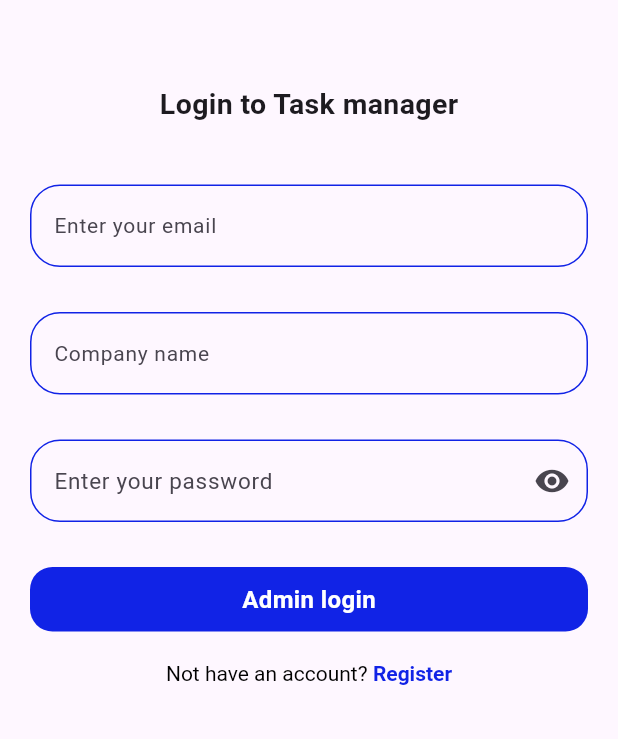
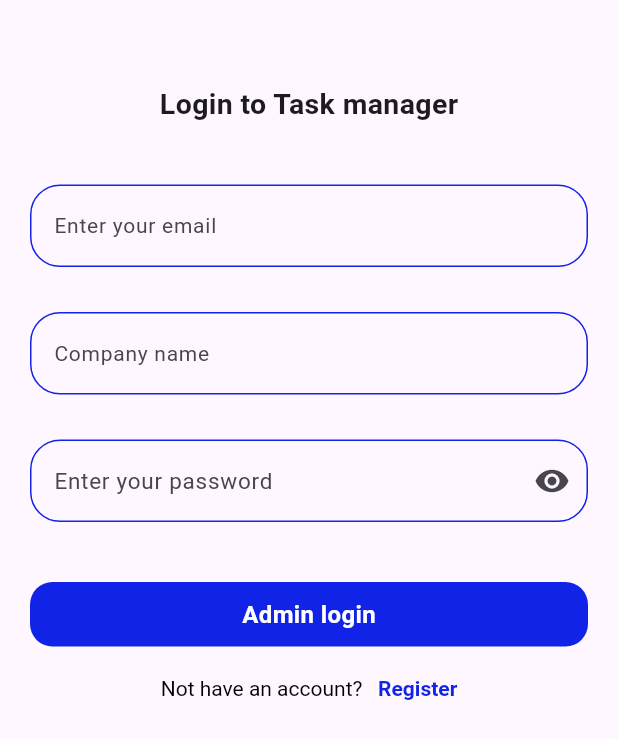
Before and after one commit to Aditya7738/task_management_app, a Flutter app: the screen it shows after launch, on a phone screen of 412 x 824 dp. Shown: the top 739 px of the screen. Run offline on Flutter 3.47's test engine with Material 3 defaults, Android fonts, the phone set to English and light mode, and no system bars; our stand-ins replace buttons_tabbar, cloud_firestore, dropdown_button2, firebase_auth, firebase_core, fl_chart and 3 more; accounts and stored records are empty.

```diff
--- /dev/null
+++ b/lib/constants/database_references.dart
@@ -0,0 +1,4 @@
+class DatabaseReferences {
+  static String ADMIN_COLLECTION_REFERENCE = "admins";
+  static String EMPLOYEES_COLLECTION_REFERENCE = "employees";
+}
--- a/lib/controller/user_activities_controller.dart
+++ b/lib/controller/user_activities_controller.dart
@@ -1,8 +1,9 @@
 import 'package:cloud_firestore/cloud_firestore.dart';
 import 'package:firebase_auth/firebase_auth.dart';
 import 'package:get/get.dart';
+import 'package:task_management_app/constants/database_references.dart';
 
-String _ADMIN_COLLECTION_REFERENCE = "users";
+//String _ADMIN_COLLECTION_REFERENCE = "admins";
 FirebaseAuth auth = FirebaseAuth.instance;
 String _UNIQUE_ADMIN_DOC_REF = auth.currentUser!.uid;
 
@@ -13,7 +14,7 @@ class UserActivitiesController extends GetxController {
 
   void getCompanyName() {
     _fireStore
-        .collection(_ADMIN_COLLECTION_REFERENCE)
+        .collection(DatabaseReferences.ADMIN_COLLECTION_REFERENCE)
         .doc(_UNIQUE_ADMIN_DOC_REF)
         .get()
         .then(
--- a/lib/controller/validation_helper.dart
+++ b/lib/controller/validation_helper.dart
@@ -28,8 +28,8 @@ class ValidationHelper {
           r'^(?=.*[0-9])(?=.*[a-z])(?=.*[A-Z])(?=.*[@#$%^&-+=()])(?=\\S+$).{8, 20}$');
       print("${regExp.hasMatch(pass!)}");
       print(pass);
-      if (!regExp.hasMatch(pass)) {
-        return "Password don't contain uppercase, lowercase, number, symbol and length is below 8";
+      if (regExp.hasMatch(pass)) {
+        return "Your password might not containing uppercase, lowercase, number, symbol or length is below 8";
       }
       return null;
     }
--- a/lib/main.dart
+++ b/lib/main.dart
@@ -5,6 +5,7 @@ import 'package:task_management_app/views/admin_dash_board.dart';
 import 'package:task_management_app/views/create_task.dart';
 import 'package:task_management_app/views/dashboard_screen.dart';
 import 'package:task_management_app/views/login_page.dart';
+import 'package:task_management_app/views/navigate_user.dart';
 import 'package:task_management_app/views/signup_page.dart';
 import 'package:task_management_app/widgets/repeat_task_form.dart';
 import 'package:firebase_core/firebase_core.dart';
@@ -26,39 +27,122 @@ void main() async {
 class MainApp extends StatelessWidget {
   MainApp({super.key});
 
-  FirebaseAuth auth = FirebaseAuth.instance;
-
   @override
   Widget build(BuildContext context) {
-    User? user = auth.currentUser;
-    if (user != null) {
-      print("User is logged in");
-      //   Get.to(() => AdminDashboardScreen());
+    // User? user = auth.currentUser;
+    // if (user != null) {
+    //   print("User is logged in");
+    //   //   Get.to(() => AdminDashboardScreen());
+    //   return GetMaterialApp(
+    //       theme:
+    //           // ThemeData(
+    //           //   inputDecorationTheme: InputDecorationTheme(
+    //           //     border: OutlineInputBorder(
+    //           //       borderSide: BorderSide(color: Colors.red, width: 2.0),
+    //           //       //  borderRadius: BorderRadius.circular(10),
+    //           //     ),
+    //           //   ),
+    //           //   primaryColor: Color.fromARGB(255, 17, 35, 230),
+    //           //   focusColor: Color.fromARGB(255, 17, 35, 230),
+    //           // ),
+    //           ThemeData(
+    //         primaryColor: Color.fromARGB(255, 17, 35, 230),
+    //         inputDecorationTheme: InputDecorationTheme(
+    //           // labelStyle: TextStyle(
+    //           //   color: Colors.red,
+    //           // ),
+    //           // floatingLabelStyle: TextStyle(
+    //           //   color: Color.fromARGB(255, 17, 35, 230),
+    //           // ),
+    //           errorStyle: TextStyle(color: Colors.red),
+    //           // hintStyle: TextStyle(
+    //           //   color: Colors.red,
+    //           // ),
+    //           border: const OutlineInputBorder(
+    //               borderRadius: BorderRadius.all(Radius.circular(20.0)),
+    //               borderSide: BorderSide(
+    //                 color: Color.fromARGB(255, 17, 35, 230),
+    //               )),
+    //           focusedBorder: const OutlineInputBorder(
+    //               borderRadius: BorderRadius.all(Radius.circular(20.0)),
+    //               borderSide: BorderSide(
+    //                 color: Color.fromARGB(255, 17, 35, 230),
+    //               )),
+    //           enabledBorder: const OutlineInputBorder(
+    //               borderRadius: BorderRadius.all(Radius.circular(20.0)),
+    //               borderSide: BorderSide(
+    //                 color: Color.fromARGB(255, 17, 35, 230),
+    //               )),
+    //           errorBorder: const OutlineInputBorder(
+    //               borderRadius: BorderRadius.all(Radius.circular(20.0)),
+    //               borderSide: BorderSide(color: Colors.red)),
+    //           focusedErrorBorder: const OutlineInputBorder(
+    //               borderRadius: BorderRadius.all(Radius.circular(20.0)),
+    //               borderSide: BorderSide(color: Colors.red)),
+    //         ),
+    //       ),
+    //       debugShowCheckedModeBanner: false,
+    //       home: AdminDashboardScreen());
+
+    // } else {
+    //   print("User is not logged in");
+    //   return GetMaterialApp(
+    //       theme:
+    //           // ThemeData(
+    //           //   inputDecorationTheme: InputDecorationTheme(
+    //           //     border: OutlineInputBorder(
+    //           //       borderSide: BorderSide(color: Colors.red, width: 2.0),
+    //           //       //  borderRadius: BorderRadius.circular(10),
+    //           //     ),
+    //           //   ),
+    //           //   primaryColor: Color.fromARGB(255, 17, 35, 230),
+    //           //   focusColor: Color.fromARGB(255, 17, 35, 230),
+    //           // ),
+    //           ThemeData(
+    //         primaryColor: Color.fromARGB(255, 17, 35, 230),
+    //         inputDecorationTheme: InputDecorationTheme(
+    //           // labelStyle: TextStyle(
+    //           //   color: Colors.red,
+    //           // ),
+    //           // floatingLabelStyle: TextStyle(
+    //           //   color: Color.fromARGB(255, 17, 35, 230),
+    //           // ),
+    //           errorStyle: TextStyle(color: Colors.red),
+    //           // hintStyle: TextStyle(
+    //           //   color: Colors.red,
+    //           // ),
+    //           border: const OutlineInputBorder(
+    //               borderRadius: BorderRadius.all(Radius.circular(20.0)),
+    //               borderSide: BorderSide(
+    //                 color: Color.fromARGB(255, 17, 35, 230),
+    //               )),
+    //           focusedBorder: const OutlineInputBorder(
+    //               borderRadius: BorderRadius.all(Radius.circular(20.0)),
+    //               borderSide: BorderSide(
+    //                 color: Color.fromARGB(255, 17, 35, 230),
+    //               )),
+    //           enabledBorder: const OutlineInputBorder(
+    //               borderRadius: BorderRadius.all(Radius.circular(20.0)),
+    //               borderSide: BorderSide(
+    //                 color: Color.fromARGB(255, 17, 35, 230),
+    //               )),
+    //           errorBorder: const OutlineInputBorder(
+    //               borderRadius: BorderRadius.all(Radius.circular(20.0)),
+    //               borderSide: BorderSide(color: Colors.red)),
+    //           focusedErrorBorder: const OutlineInputBorder(
+    //               borderRadius: BorderRadius.all(Radius.circular(20.0)),
+    //               borderSide: BorderSide(color: Colors.red)),
+    //         ),
+    //       ),
+    //       debugShowCheckedModeBanner: false,
+    //       home: LoginPage());
+    // }
+
     return GetMaterialApp(
-          theme:
-              // ThemeData(
-              //   inputDecorationTheme: InputDecorationTheme(
-              //     border: OutlineInputBorder(
-              //       borderSide: BorderSide(color: Colors.red, width: 2.0),
-              //       //  borderRadius: BorderRadius.circular(10),
-              //     ),
-              //   ),
-              //   primaryColor: Color.fromARGB(255, 17, 35, 230),
-              //   focusColor: Color.fromARGB(255, 17, 35, 230),
-              // ),
-              ThemeData(
+        theme: ThemeData(
           primaryColor: Color.fromARGB(255, 17, 35, 230),
           inputDecorationTheme: InputDecorationTheme(
-              // labelStyle: TextStyle(
-              //   color: Colors.red,
-              // ),
-              // floatingLabelStyle: TextStyle(
-              //   color: Color.fromARGB(255, 17, 35, 230),
-              // ),
             errorStyle: TextStyle(color: Colors.red),
-              // hintStyle: TextStyle(
-              //   color: Colors.red,
-              // ),
             border: const OutlineInputBorder(
                 borderRadius: BorderRadius.all(Radius.circular(20.0)),
                 borderSide: BorderSide(
@@ -83,59 +167,6 @@ class MainApp extends StatelessWidget {
           ),
         ),
         debugShowCheckedModeBanner: false,
-          home: AdminDashboardScreen());
-    } else {
-      print("User is not logged in");
-      return GetMaterialApp(
-          theme:
-              // ThemeData(
-              //   inputDecorationTheme: InputDecorationTheme(
-              //     border: OutlineInputBorder(
-              //       borderSide: BorderSide(color: Colors.red, width: 2.0),
-              //       //  borderRadius: BorderRadius.circular(10),
-              //     ),
-              //   ),
-              //   primaryColor: Color.fromARGB(255, 17, 35, 230),
-              //   focusColor: Color.fromARGB(255, 17, 35, 230),
-              // ),
-              ThemeData(
-            primaryColor: Color.fromARGB(255, 17, 35, 230),
-            inputDecorationTheme: InputDecorationTheme(
-              // labelStyle: TextStyle(
-              //   color: Colors.red,
-              // ),
-              // floatingLabelStyle: TextStyle(
-              //   color: Color.fromARGB(255, 17, 35, 230),
-              // ),
-              errorStyle: TextStyle(color: Colors.red),
-              // hintStyle: TextStyle(
-              //   color: Colors.red,
-              // ),
-              border: const OutlineInputBorder(
-                  borderRadius: BorderRadius.all(Radius.circular(20.0)),
-                  borderSide: BorderSide(
-                    color: Color.fromARGB(255, 17, 35, 230),
-                  )),
-              focusedBorder: const OutlineInputBorder(
-                  borderRadius: BorderRadius.all(Radius.circular(20.0)),
-                  borderSide: BorderSide(
-                    color: Color.fromARGB(255, 17, 35, 230),
-                  )),
-              enabledBorder: const OutlineInputBorder(
-                  borderRadius: BorderRadius.all(Radius.circular(20.0)),
-                  borderSide: BorderSide(
-                    color: Color.fromARGB(255, 17, 35, 230),
-                  )),
-              errorBorder: const OutlineInputBorder(
-                  borderRadius: BorderRadius.all(Radius.circular(20.0)),
-                  borderSide: BorderSide(color: Colors.red)),
-              focusedErrorBorder: const OutlineInputBorder(
-                  borderRadius: BorderRadius.all(Radius.circular(20.0)),
-                  borderSide: BorderSide(color: Colors.red)),
-            ),
-          ),
-          debugShowCheckedModeBanner: false,
-          home: LoginPage());
+        home: NavigateUser());
   }
 }
-}
--- a/lib/views/create_task.dart
+++ b/lib/views/create_task.dart
@@ -377,7 +377,7 @@ class CreateTask extends StatelessWidget {
                   // ),
 
                   Container(
-                    width: 150.0,
+                    width: 170.0,
                     decoration: BoxDecoration(
                         // border: border,
                         color: const Color.fromARGB(255, 234, 234, 234),
@@ -385,7 +385,7 @@ class CreateTask extends StatelessWidget {
                     padding: const EdgeInsets.symmetric(
                         vertical: 10.0, horizontal: 10.0),
                     child: Row(
-                      mainAxisAlignment: MainAxisAlignment.start,
+                      mainAxisAlignment: MainAxisAlignment.center,
                       children: [
                         Image.asset(
                           "assets/images/icons8_attachment_100.png",
--- a/lib/views/login_page.dart
+++ b/lib/views/login_page.dart
@@ -29,7 +29,7 @@ class _LoginPageState extends State<LoginPage> {
   void initState() {
     // TODO: implement initState
     super.initState();
-    loginController.init();
+    // loginController.init();
   }
 
   // FirebaseAuth auth = FirebaseAuth.instance;
@@ -47,14 +47,16 @@ class _LoginPageState extends State<LoginPage> {
             //   style: TextStyle(fontSize: 17.0),
             // ),
           ),
-          body: SingleChildScrollView(
-            child: Padding(
-                padding: EdgeInsets.only(left: 20.0, bottom: 20.0, right: 20.0),
-                child: Center(
-                    child: Form(
-                  key: _formKey,
+          body: Padding(
+              padding: EdgeInsets.only(left: 20.0, bottom: 30.0, right: 20.0),
+              child: Form(
+                key: _formKey,
+                child: Container(
+                  //    color: Colors.red,
+                  height: Get.height,
                   child: Column(
-                      mainAxisAlignment: MainAxisAlignment.center,
+                      mainAxisAlignment: MainAxisAlignment.start,
+                      crossAxisAlignment: CrossAxisAlignment.center,
                       children: [
                         Text("Login to Task manager",
                             style: TextStyle(
@@ -192,7 +194,7 @@ class _LoginPageState extends State<LoginPage> {
                           ),
                         ),
                         const SizedBox(
-                          height: 30.0,
+                          height: 40.0,
                         ),
 
                         GestureDetector(
@@ -244,7 +246,7 @@ class _LoginPageState extends State<LoginPage> {
                                     color: Colors.black),
                               ),
                               TextSpan(
-                                text: ' Register',
+                                text: '   Register',
                                 style: TextStyle(
                                   fontWeight: FontWeight.bold,
                                   // fontSize: deviceWidth > 600
@@ -270,8 +272,8 @@ class _LoginPageState extends State<LoginPage> {
                                         // deviceWidth > 600 ? 24.sp : 16.sp
                                         )))),
                       ]),
-                ))),
-          )),
+                ),
+              ))),
     );
   }
 }
--- /dev/null
+++ b/lib/views/navigate_user.dart
@@ -0,0 +1,22 @@
+import 'package:firebase_auth/firebase_auth.dart';
+import 'package:flutter/material.dart';
+import 'package:task_management_app/views/admin_dash_board.dart';
+import 'package:task_management_app/views/login_page.dart';
+
+class NavigateUser extends StatelessWidget {
+  NavigateUser({super.key});
+
+  FirebaseAuth auth = FirebaseAuth.instance;
+
+  @override
+  Widget build(BuildContext context) {
+    User? user = auth.currentUser;
+    if (user != null) {
+      print("User is logged in");
+      return AdminDashboardScreen();
+    } else {
+      print("User is not logged in");
+      return LoginPage();
+    }
+  }
+}
--- a/pubspec.yaml
+++ b/pubspec.yaml
@@ -22,6 +22,7 @@ dependencies:
   cloud_firestore: ^5.5.1
 
 
+
 dev_dependencies:
   flutter_test:
     sdk: flutter
```
Also changed, not shown: lib/controller/add_employees_controller.dart (added, +59 -0 lines), lib/controller/login_controller.dart (+10 -10 lines), lib/controller/signup_controller.dart (+6 -13 lines), lib/views/add_employees.dart (added, +256 -0 lines), lib/views/signup_page.dart (+8 -18 lines), lib/views/users_activities.dart (+20 -4 lines). Lines whose indentation alone changed are shown as unchanged.
